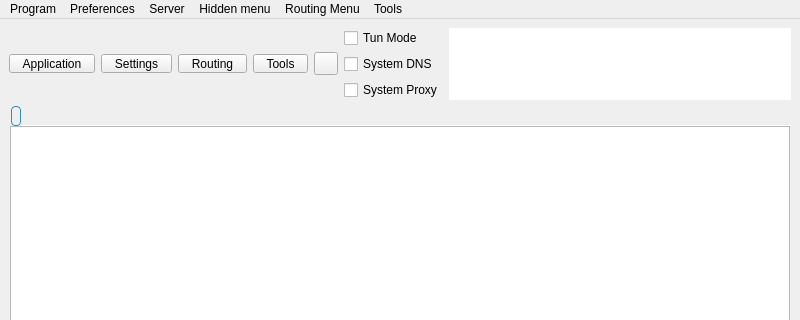
Above: include/ui/mainwindow.ui from R3G1ST/FreeLink-app before the change; both pictures show x 0 to 800 and y 0 to 320 of the 800 by 600 pixel window. Below: the same form after it.
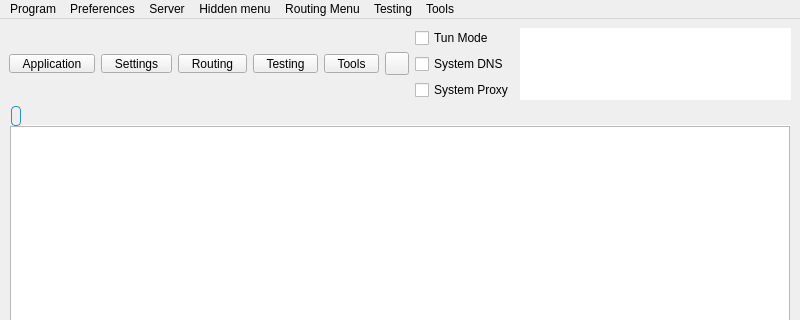
That is the form after the change. Icons and pictures are not drawn. Custom widgets are drawn as their Qt base class.

Commit message: add testing button && refactor the menus a bit

```diff
--- a/include/ui/mainwindow.ui
+++ b/include/ui/mainwindow.ui
@@ -149,6 +149,48 @@
         </property>
        </widget>
       </item>
+      <item>
+       <widget class="QToolButton" name="toolButton_testing">
+        <property name="minimumSize">
+         <size>
+          <width>0</width>
+          <height>0</height>
+         </size>
+        </property>
+        <property name="styleSheet">
+         <string notr="true">QToolButton {
+    padding-left: 8px;
+    padding-right: 8px;
+}
+
+QToolButton::menu-indicator {
+    subcontrol-origin: border;
+    subcontrol-position: bottom right;
+    right: 2px;
+    bottom: 3px;
+}</string>
+        </property>
+        <property name="text">
+         <string>Testing</string>
+        </property>
+        <property name="icon">
+         <iconset resource="../../res/Throne.qrc">
+          <normaloff>:/icon/b-testing-button.png</normaloff>:/icon/b-testing-button.png</iconset>
+        </property>
+        <property name="iconSize">
+         <size>
+          <width>24</width>
+          <height>24</height>
+         </size>
+        </property>
+        <property name="popupMode">
+         <enum>QToolButton::ToolButtonPopupMode::InstantPopup</enum>
+        </property>
+        <property name="toolButtonStyle">
+         <enum>Qt::ToolButtonStyle::ToolButtonTextUnderIcon</enum>
+        </property>
+       </widget>
+      </item>
       <item>
        <widget class="QToolButton" name="toolButton_tools">
         <property name="minimumSize">
@@ -771,11 +813,23 @@
     <addaction name="actionTraffic_Stats"/>
     <addaction name="actionCheck_For_Update"/>
    </widget>
+   <widget class="QMenu" name="menuTesting">
+    <property name="title">
+     <string>Testing</string>
+    </property>
+    <addaction name="actionSpeedtest_Current"/>
+    <addaction name="actionUrl_Test_Group"/>
+    <addaction name="actionSpeedtest_Group"/>
+    <addaction name="actionResolve_Out_IP"/>
+    <addaction name="menu_resolve_domain"/>
+    <addaction name="menu_clear_test_result"/>
+   </widget>
    <addaction name="menu_program"/>
    <addaction name="menu_preferences"/>
    <addaction name="menu_server"/>
    <addaction name="menuHidden_menu"/>
    <addaction name="menuRouting_Menu"/>
+   <addaction name="menuTesting"/>
    <addaction name="menuTools"/>
   </widget>
   <action name="menu_exit">
```
Left out of the diff: 17 changed lines with no effect on the pictures. The commit also changes 3 other files.
